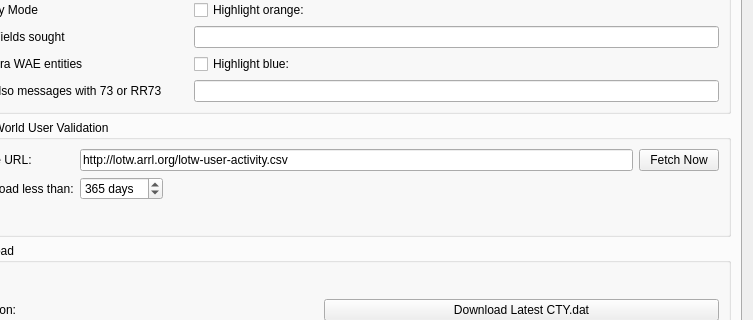
elisir80/decodium3-build-macos, file Configuration.ui: the form before one commit; both pictures show x 111 to 864 and y 301 to 621 of the 864 by 834 pixel window.
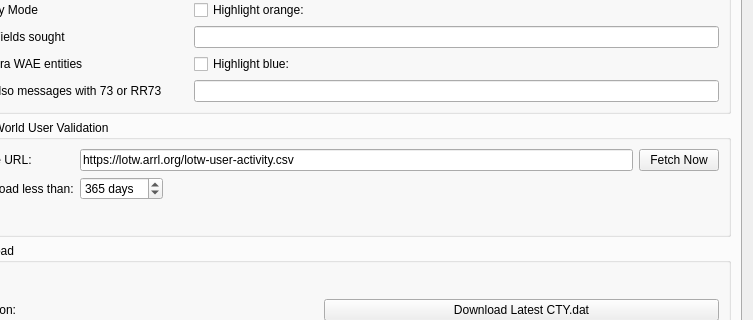
The form after the commit. The open tabs and pages were chosen to show the change. Custom widgets are drawn as their Qt base class.

Diff of the .ui file:
```diff
--- a/Configuration.ui
+++ b/Configuration.ui
@@ -3055,7 +3055,7 @@
                <string>URL</string>
               </property>
               <property name="text">
-               <string>http://lotw.arrl.org/lotw-user-activity.csv</string>
+               <string>https://lotw.arrl.org/lotw-user-activity.csv</string>
               </property>
              </widget>
             </item>
```
